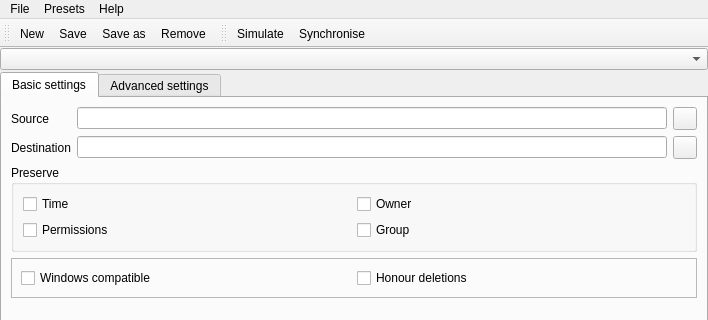
Qt form ui/mainwindow.ui (darrenedale/Qync) before a commit; both pictures show x 0 to 708 and y 0 to 320 of the 708 by 463 pixel window.
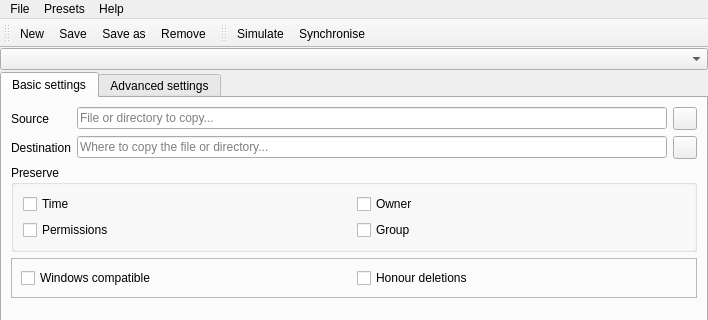
The same form after that commit. Icons and pictures are not drawn.

Commit message: Added keyboard shortcuts to MainWindow. Removed some unused public methods. Made some methods of Process private as they are not (and should not be) accessed externally. Tweaked the layout and text in AboutDialogue.

Diff of the .ui file:
```diff
--- a/ui/mainwindow.ui
+++ b/ui/mainwindow.ui
@@ -74,6 +74,9 @@
             <property name="toolTip">
              <string>&lt;html&gt;&lt;head/&gt;&lt;body&gt;&lt;p&gt;The source for rsync. This is the file or directory that you wish to synchronise.&lt;/p&gt;&lt;p&gt;The path must contain a trailing &lt;span style=&quot; font-weight:600;&quot;&gt;/&lt;/span&gt; if it is a directory.&lt;/p&gt;&lt;/body&gt;&lt;/html&gt;</string>
             </property>
+            <property name="placeholderText">
+             <string>File or directory to copy...</string>
+            </property>
            </widget>
           </item>
           <item row="0" column="2">
@@ -105,6 +108,9 @@
             <property name="toolTip">
              <string>&lt;html&gt;&lt;head/&gt;&lt;body&gt;&lt;p&gt;The destination for rsync. This is where you wish to synchronise your files to.&lt;/p&gt;&lt;p&gt;The path must contain a trailing &lt;span style=&quot; font-weight:600;&quot;&gt;/&lt;/span&gt; if it is a directory.&lt;/p&gt;&lt;/body&gt;&lt;/html&gt;</string>
             </property>
+            <property name="placeholderText">
+             <string>Where to copy the file or directory...</string>
+            </property>
            </widget>
           </item>
           <item row="1" column="2">
```
Left out of the diff: 20 changed lines with no effect on the pictures. The commit also changes 5 other files.
